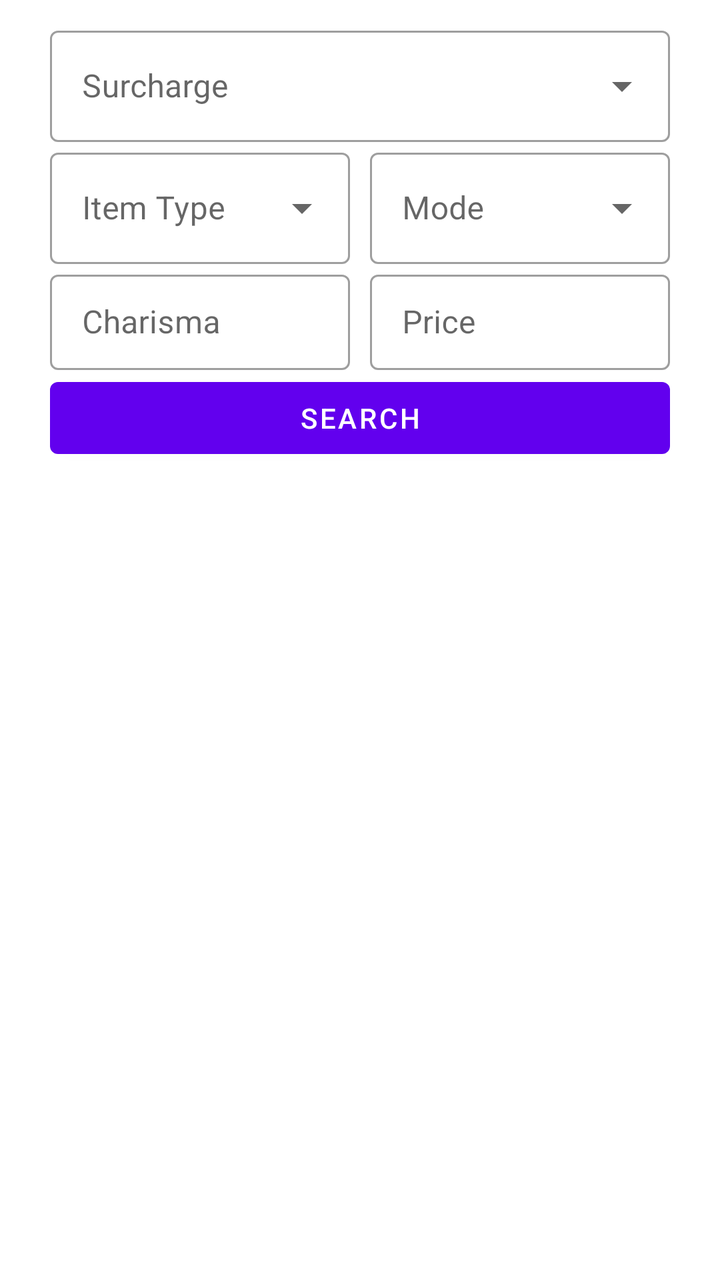
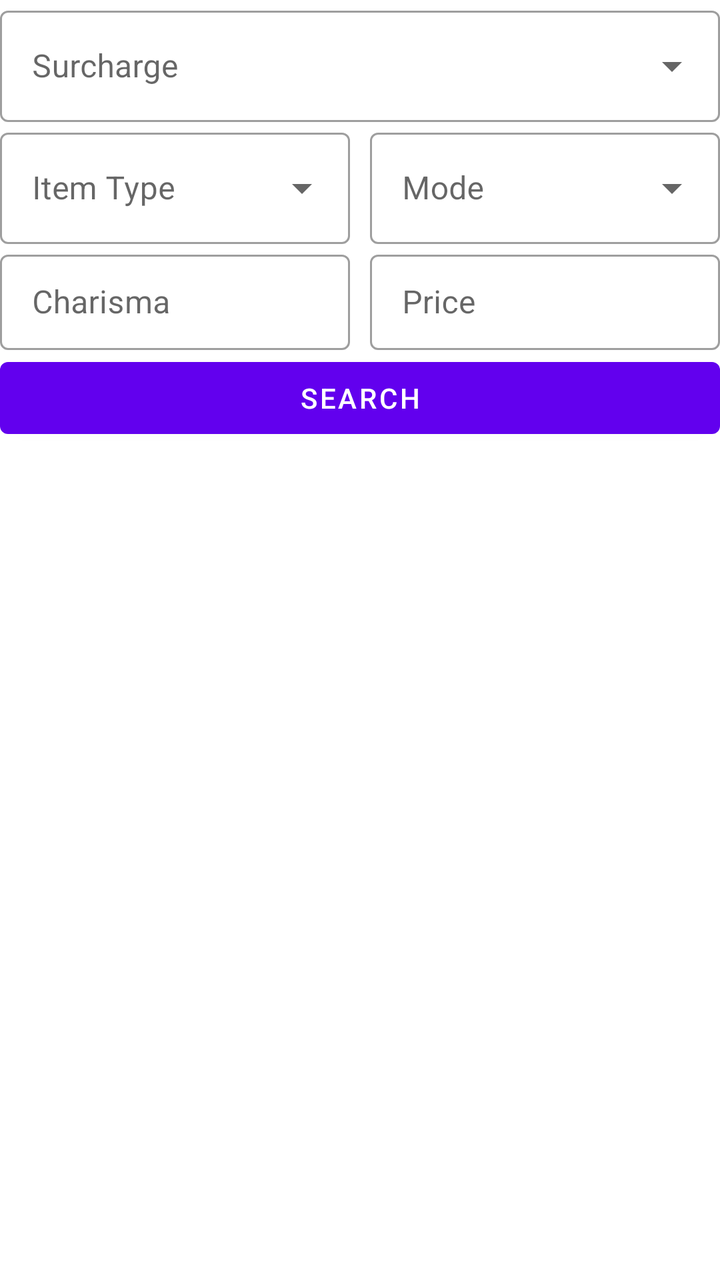

The first picture is an Android layout as it rendered before a commit; the second is the same layout after the commit. The layout source and the unified diff follow.
<!-- AndroidManifest.xml: application theme Theme.ANetHack -->
<!-- res/layout/dialog_price_identify.xml -->
<?xml version="1.0" encoding="utf-8"?>
<LinearLayout xmlns:android="http://schemas.android.com/apk/res/android"
    xmlns:app="http://schemas.android.com/apk/res-auto"
    android:layout_width="match_parent"
    android:layout_height="match_parent"
    android:paddingTop="10dp"
    android:paddingStart="25dp"
    android:paddingEnd="25dp"
    android:orientation="vertical">

    <LinearLayout
        android:id="@+id/obj_filter_panel"
        android:layout_width="match_parent"
        android:layout_height="wrap_content"
        android:orientation="vertical">

        <com.google.android.material.textfield.TextInputLayout
            android:id="@+id/obj_surcharge_layout"
            style="@style/Widget.MaterialComponents.TextInputLayout.OutlinedBox.ExposedDropdownMenu"
            android:layout_width="match_parent"
            android:layout_height="wrap_content"
            app:endIconMode="dropdown_menu">

            <com.google.android.material.textfield.MaterialAutoCompleteTextView
                android:id="@+id/obj_surcharge_input"
                android:layout_width="match_parent"
                android:layout_height="wrap_content"
                android:hint="@string/pride_id_surcharge_label"
                android:inputType="none" />
        </com.google.android.material.textfield.TextInputLayout>

        <LinearLayout
            android:layout_width="match_parent"
            android:layout_height="wrap_content"
            android:orientation="horizontal"
            android:baselineAligned="false">

            <com.google.android.material.textfield.TextInputLayout
                android:id="@+id/obj_type_layout"
                style="@style/Widget.MaterialComponents.TextInputLayout.OutlinedBox.ExposedDropdownMenu"
                android:layout_weight="1"
                android:layout_width="0dp"
                android:layout_height="wrap_content"
                app:endIconMode="dropdown_menu">

                <com.google.android.material.textfield.MaterialAutoCompleteTextView
                    android:id="@+id/obj_type_input"
                    android:layout_width="match_parent"
                    android:layout_height="wrap_content"
                    android:hint="@string/pride_id_type_label"
                    android:inputType="none" />
            </com.google.android.material.textfield.TextInputLayout>

            <com.google.android.material.textfield.TextInputLayout
                android:id="@+id/obj_id_mod_layout"
                style="@style/Widget.MaterialComponents.TextInputLayout.OutlinedBox.ExposedDropdownMenu"
                android:layout_weight="1"
                android:layout_height="wrap_content"
                android:layout_width="0dp"
                android:layout_marginStart="10dp"
                app:endIconMode="dropdown_menu">

                <com.google.android.material.textfield.MaterialAutoCompleteTextView
                    android:id="@+id/obj_id_mod_input"
                    android:layout_width="match_parent"
                    android:layout_height="wrap_content"
                    android:hint="@string/pride_id_mode_label"
                    android:inputType="none" />
            </com.google.android.material.textfield.TextInputLayout>
        </LinearLayout>

        <LinearLayout
            android:layout_width="match_parent"
            android:layout_height="wrap_content"
            android:orientation="horizontal"
            android:baselineAligned="false">

            <com.google.android.material.textfield.TextInputLayout
                style="@style/Widget.MaterialComponents.TextInputLayout.OutlinedBox.Dense"
                android:layout_weight="1"
                android:layout_height="wrap_content"
                android:layout_width="0dp"
                app:endIconMode="clear_text">

                <com.google.android.material.textfield.TextInputEditText
                    android:id="@+id/role_charisma_input"
                    android:layout_height="wrap_content"
                    android:layout_width="match_parent"
                    android:inputType="number"
                    android:imeOptions="actionDone"
                    android:hint="@string/pride_id_charisma_label" />
            </com.google.android.material.textfield.TextInputLayout>

            <com.google.android.material.textfield.TextInputLayout
                style="@style/Widget.MaterialComponents.TextInputLayout.OutlinedBox.Dense"
                android:layout_weight="1"
                android:layout_height="wrap_content"
                android:layout_width="0dp"
                android:layout_marginStart="10dp"
                app:endIconMode="clear_text">

                <com.google.android.material.textfield.TextInputEditText
                    android:id="@+id/obj_price_input"
                    android:layout_height="wrap_content"
                    android:layout_width="match_parent"
                    android:inputType="text"
                    android:digits="0123456789-"
                    android:imeOptions="actionDone"
                    android:hint="@string/pride_id_price_label" />
            </com.google.android.material.textfield.TextInputLayout>
        </LinearLayout>
    </LinearLayout>

    <com.google.android.material.button.MaterialButton
        android:id="@+id/price_submit_btn"
        android:layout_width="match_parent"
        android:layout_height="wrap_content"
        android:text="@string/price_id_search" />

    <androidx.recyclerview.widget.RecyclerView
        android:id="@+id/obj_list"
        android:layout_width="match_parent"
        android:layout_height="match_parent" />
</LinearLayout>
<!-- resources referenced by this layout -->
<resources>
  <string name="price_id_search">Search</string>
  <string name="pride_id_charisma_label">Charisma</string>
  <string name="pride_id_mode_label">Mode</string>
  <string name="pride_id_price_label">Price</string>
  <string name="pride_id_surcharge_label">Surcharge</string>
  <string name="pride_id_type_label">Item Type</string>
  <style name="Theme.ANetHack" parent="Theme.MaterialComponents.DayNight.NoActionBar">
          
          <item name="colorPrimary">@color/purple_500</item>
          <item name="colorPrimaryVariant">@color/purple_700</item>
          <item name="colorOnPrimary">@color/white</item>
          
          <item name="colorSecondary">@color/teal_200</item>
          <item name="colorSecondaryVariant">@color/teal_700</item>
          <item name="colorOnSecondary">@color/black</item>
          
          <item name="colorBackgroundFloating">@color/app_background</item>
          <item name="colorSurface">@color/app_background</item>
          
          <item name="colorOnSurface">@color/app_text</item>
          
          <item name="android:textColorHighlight">@color/text_selection_highlight</item>
          
          <item name="android:windowBackground">@color/app_background</item>
          
          <item name="android:colorBackground">@color/app_background</item>
          <item name="android:windowSplashScreenBackground" tools:targetApi="31">@color/app_background</item>
          
          <item name="android:statusBarColor">@color/app_background</item>
          <item name="android:windowLightStatusBar">true</item>
          
      </style>
  <color name="purple_500">#FF6200EE</color>
  <color name="purple_700">#FF3700B3</color>
  <color name="white">#FFFFFFFF</color>
  <color name="teal_200">#FF03DAC5</color>
  <color name="teal_700">#FF018786</color>
  <color name="black">#FF000000</color>
  <color name="app_background">#FFFFFFFF</color>
  <color name="app_text">#FF000000</color>
  <color name="text_selection_highlight">#552196F3</color>
</resources>

<!-- the commit's change to res/layout/dialog_price_identify.xml (unified diff, before → after) -->
@@ -2,10 +2,7 @@
 <LinearLayout xmlns:android="http://schemas.android.com/apk/res/android"
     xmlns:app="http://schemas.android.com/apk/res-auto"
     android:layout_width="match_parent"
-    android:layout_height="match_parent"
-    android:paddingTop="10dp"
-    android:paddingStart="25dp"
-    android:paddingEnd="25dp"
+    android:layout_height="wrap_content"
     android:orientation="vertical">
 
     <LinearLayout
@@ -120,5 +117,5 @@
     <androidx.recyclerview.widget.RecyclerView
         android:id="@+id/obj_list"
         android:layout_width="match_parent"
-        android:layout_height="match_parent" />
+        android:layout_height="wrap_content" />
 </LinearLayout>
